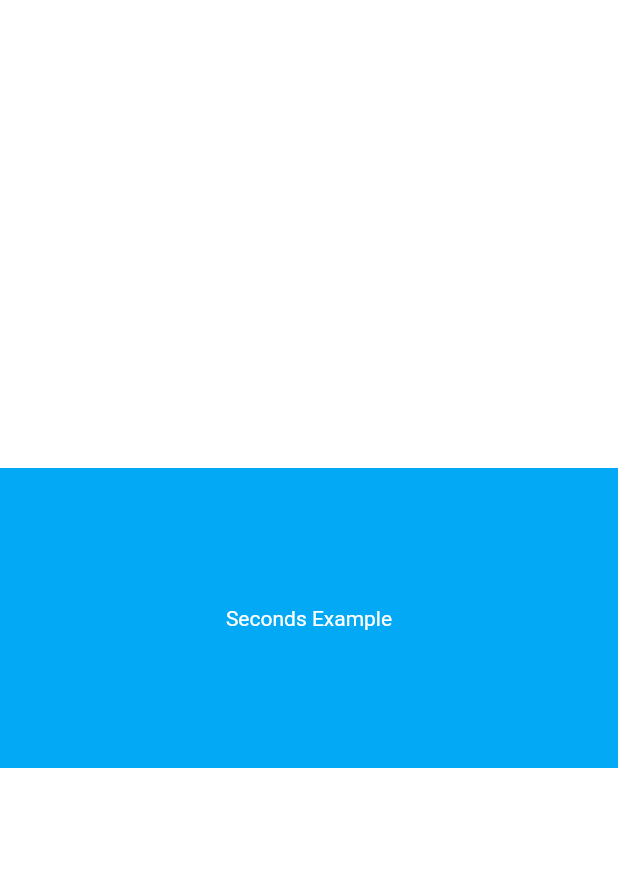
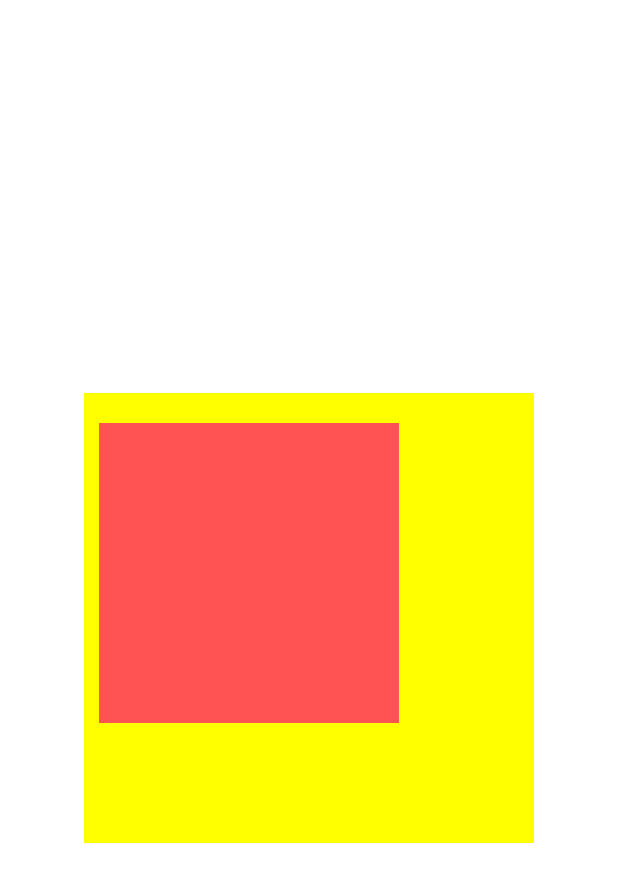
Before and after one commit to theeasylearn/flutter10_basic_of_flutter, a Flutter app: the screen it shows after launch, on a phone screen of 412 x 824 dp. Shown: the top 882 px of the screen. Run offline on Flutter 3.47's test engine with Material 3 defaults, Android fonts, the phone set to English and light mode, and no system bars.

Commit message:
Initial commit

```diff
--- a/lib/main.dart
+++ b/lib/main.dart
@@ -1,25 +1,36 @@
 import 'package:flutter/material.dart';
 import 'example_1.dart';
-class MySecondApp extends StatelessWidget
-{
+//import 'example_2.dart';
+// import 'example_3.dart';
+// import 'align_demo.dart';
+class PaddingDemo extends StatelessWidget {
   @override
   Widget build(BuildContext context) {
     return Center(
         child: Container(
+            height: 300,
+            width: 300,
+            alignment: Alignment.topLeft,
+          color: Colors.yellowAccent,
+            child: Padding(
+              padding: EdgeInsets.only(left: 10,top:20),
+              child: Container(
                 height: 200,
-            width: 500,
-            color: Colors.lightBlue,
-            alignment: Alignment.center,
-            child: Text("Seconds Example",
-              textDirection: TextDirection.ltr,),
+                width: 200,
+                color: Colors.redAccent,
+                      ),
+            ),
         ),
     );
   }
 }
+
 void main() {
   //create object of class (first example)
   // MyFirstApp app = new MyFirstApp();
   //create object of MySecondApp() class
-  MySecondApp app = new MySecondApp();
-  runApp(app);
+  // MyThirdApp app = new MyThirdApp();
+  // AligmentDemo ad1 = new AligmentDemo();
+  PaddingDemo pd1 = new PaddingDemo();
+  runApp(pd1);
 }
```
Also changed, not shown: lib/align_demo.dart (added, +20 -0 lines), lib/example_2.dart (added, +18 -0 lines), lib/example_3.dart (added, +30 -0 lines). Lines whose indentation alone changed are shown as unchanged.
